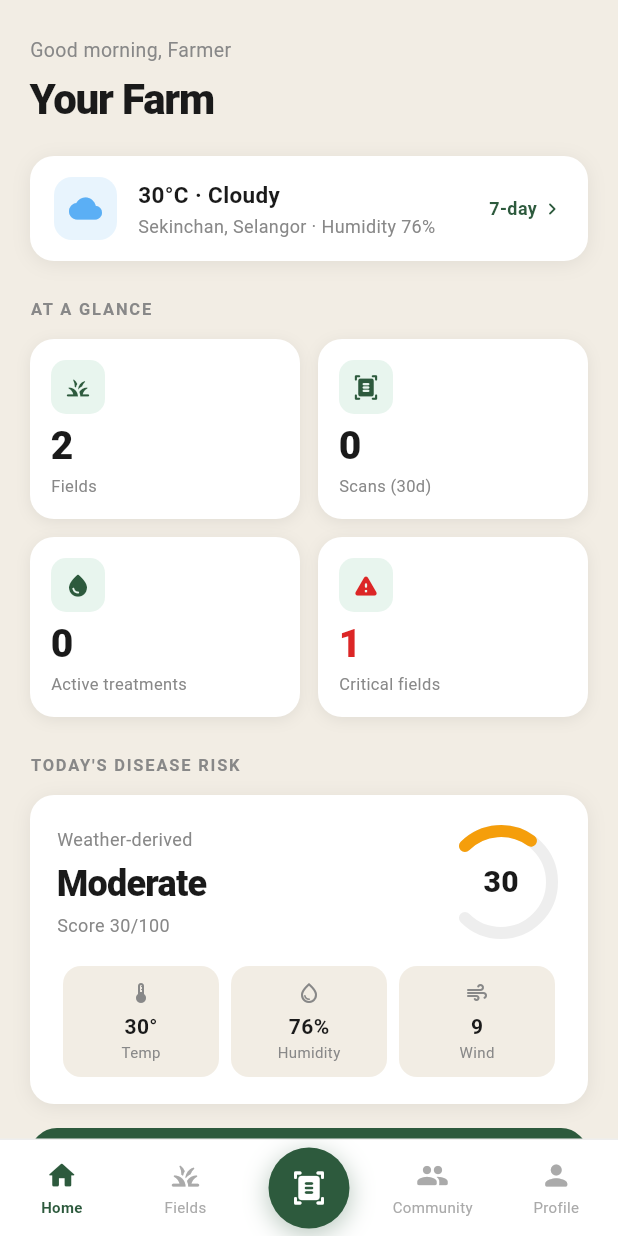
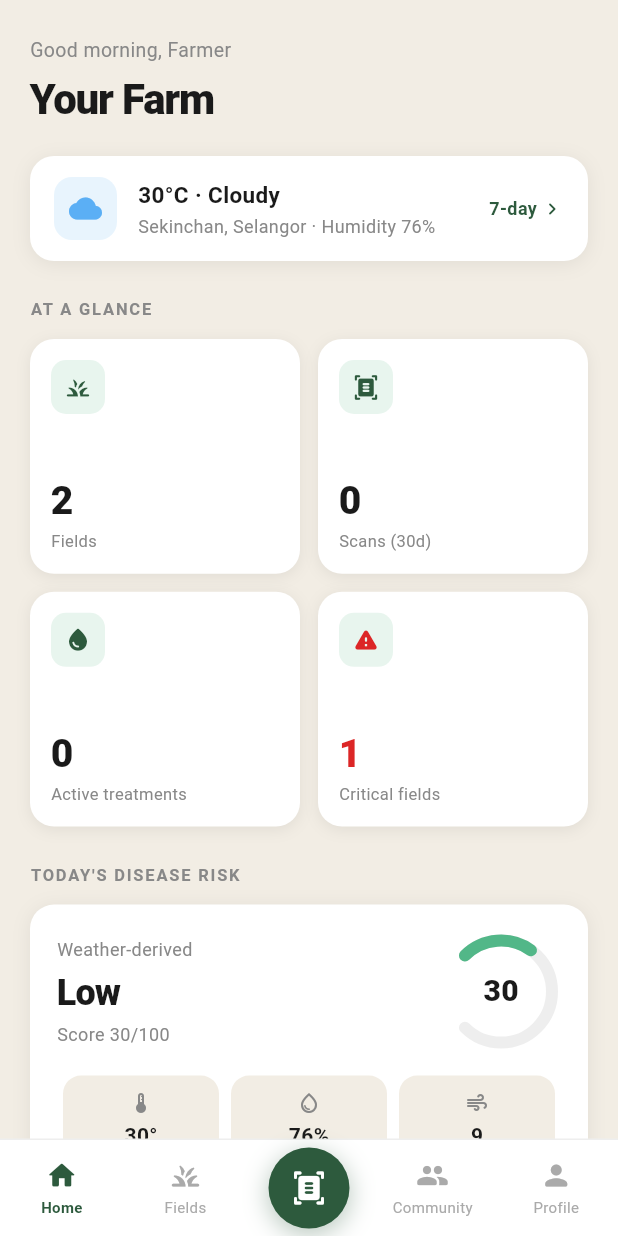
Before and after one commit to fahmireton/InnoGRO, a Flutter app: the screen it shows after launch, on a phone screen of 412 x 824 dp. Run offline on Flutter 3.47's test engine with Material 3 defaults, Android fonts, the phone set to English and light mode, and no system bars; our stand-ins replace image_picker.

Commit message:
Fix AT A GLANCE card overflow and disease risk label
Co-Authored-By: Claude Sonnet 4.6 <noreply@anthropic.com>

```diff
--- a/lib/screens/home_screen.dart
+++ b/lib/screens/home_screen.dart
@@ -72,7 +72,7 @@ class HomeScreen extends StatelessWidget {
       mainAxisSpacing: 12,
       shrinkWrap: true,
       physics: const NeverScrollableScrollPhysics(),
-      childAspectRatio: 1.5,
+      childAspectRatio: 1.15,
       children: [
         _GlanceCard(icon: Icons.grass_rounded, value: '${sampleFields.length}', label: 'Fields', iconColor: AppColors.primary),
         _GlanceCard(icon: Icons.document_scanner_rounded, value: '0', label: 'Scans (30d)', iconColor: AppColors.primary),
@@ -187,7 +187,7 @@ class _DiseaseRiskCard extends StatelessWidget {
   const _DiseaseRiskCard({required this.score});
 
   String get _label {
-    if (score < 30) return 'Low';
+    if (score <= 33) return 'Low';
     if (score < 65) return 'Moderate';
     return 'High';
   }
@@ -261,7 +261,7 @@ class _RiskDial extends StatelessWidget {
   const _RiskDial({required this.score});
 
   Color get _color {
-    if (score < 30) return AppColors.accent;
+    if (score <= 33) return AppColors.accent;
     if (score < 65) return AppColors.amber;
     return AppColors.red;
   }
```
